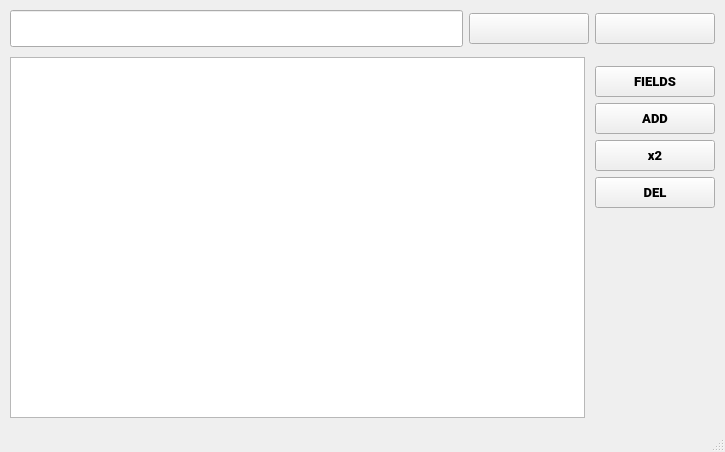
Old version of the form _data/main_GUI.ui in the repository PaulFilms/CSV_EDITOR.
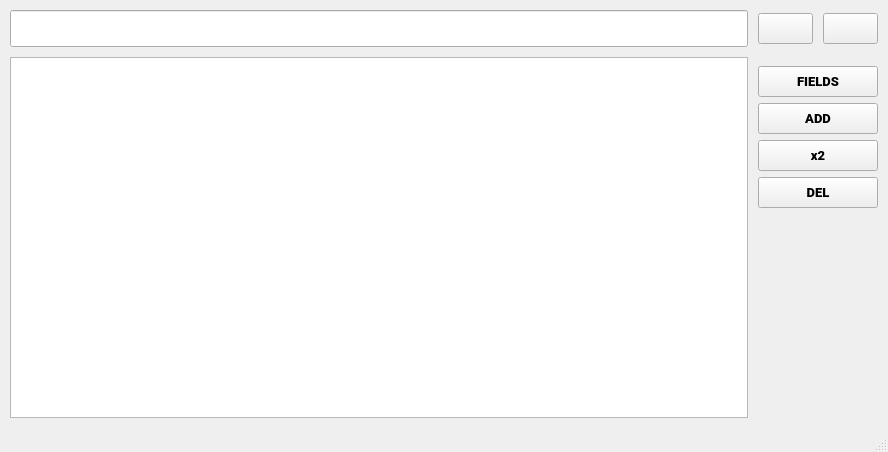
New version of the form. Icons and pictures are not drawn.

Commit message: Changes to be committed: 	modified:   _data/main_GUI.ui 	modified:   main.pyw

The edit to the form file:
```diff
--- a/_data/main_GUI.ui
+++ b/_data/main_GUI.ui
@@ -6,7 +6,7 @@
    <rect>
     <x>0</x>
     <y>0</y>
-    <width>725</width>
+    <width>888</width>
     <height>452</height>
    </rect>
   </property>
@@ -100,17 +100,20 @@
        <property name="bottomMargin">
         <number>0</number>
        </property>
+       <property name="horizontalSpacing">
+        <number>10</number>
+       </property>
        <item row="0" column="1">
         <widget class="QPushButton" name="btn_load">
          <property name="minimumSize">
           <size>
-           <width>120</width>
+           <width>55</width>
            <height>0</height>
           </size>
          </property>
          <property name="maximumSize">
           <size>
-           <width>120</width>
+           <width>55</width>
            <height>16777215</height>
           </size>
          </property>
@@ -118,6 +121,7 @@
           <font>
            <family>Roboto Black</family>
            <pointsize>14</pointsize>
+           <weight>75</weight>
            <bold>true</bold>
           </font>
          </property>
@@ -152,13 +156,13 @@
         <widget class="QPushButton" name="btn_save">
          <property name="minimumSize">
           <size>
-           <width>120</width>
+           <width>55</width>
            <height>0</height>
           </size>
          </property>
          <property name="maximumSize">
           <size>
-           <width>120</width>
+           <width>55</width>
            <height>16777215</height>
           </size>
          </property>
@@ -166,6 +170,7 @@
           <font>
            <family>Roboto Black</family>
            <pointsize>14</pointsize>
+           <weight>75</weight>
            <bold>true</bold>
           </font>
          </property>
@@ -310,6 +315,7 @@
           <font>
            <family>Roboto Black</family>
            <pointsize>10</pointsize>
+           <weight>75</weight>
            <bold>true</bold>
           </font>
          </property>
@@ -354,6 +360,7 @@
           <font>
            <family>Roboto Black</family>
            <pointsize>10</pointsize>
+           <weight>75</weight>
            <bold>true</bold>
           </font>
          </property>
@@ -398,6 +405,7 @@
           <font>
            <family>Roboto Black</family>
            <pointsize>10</pointsize>
+           <weight>75</weight>
            <bold>true</bold>
           </font>
          </property>
@@ -442,6 +450,7 @@
           <font>
            <family>Roboto Black</family>
            <pointsize>10</pointsize>
+           <weight>75</weight>
            <bold>true</bold>
           </font>
          </property>
```
The commit also changes 1 other file.
